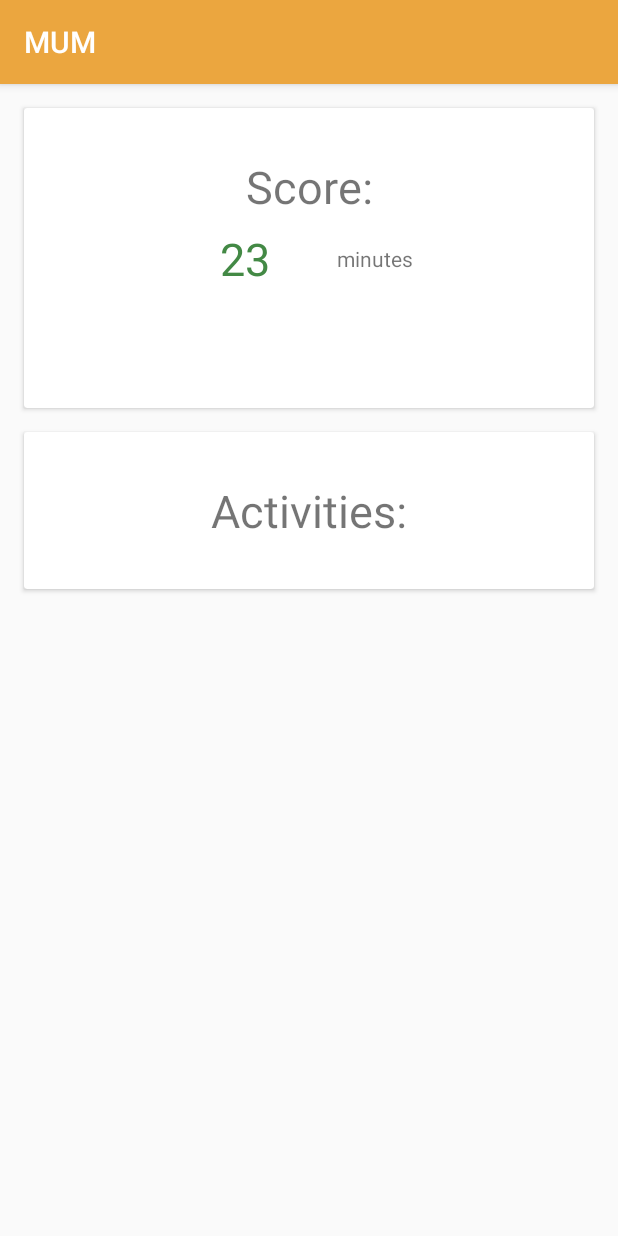
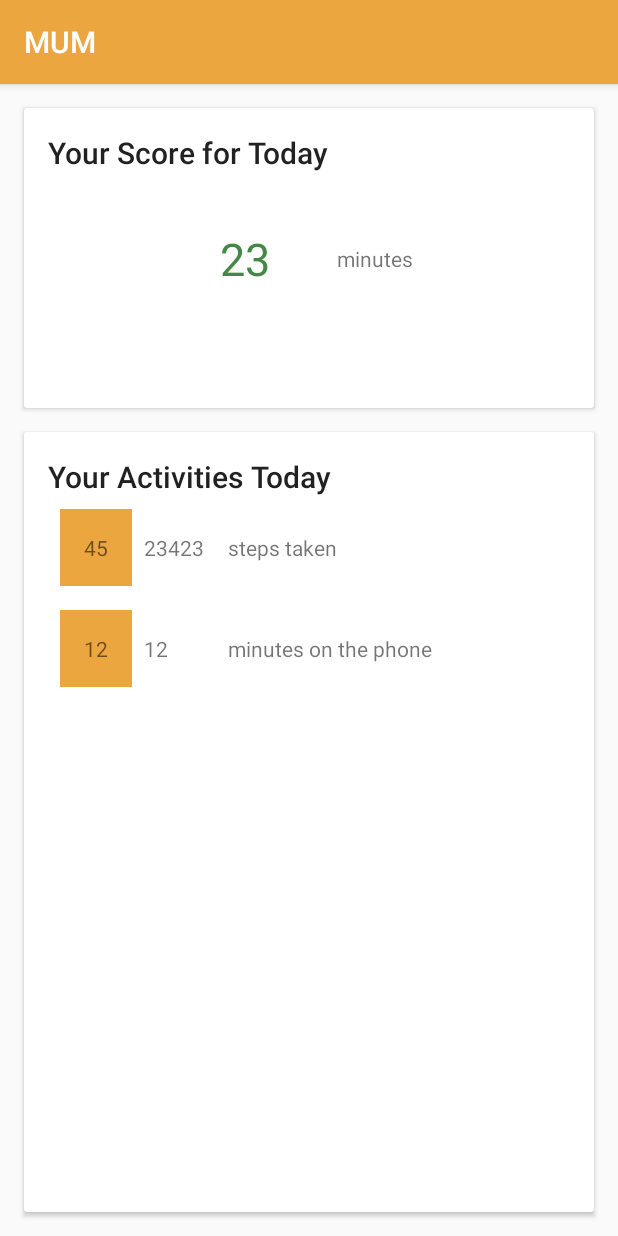
Before and after one commit to laojala/MUM, an Android app: the screen it shows after launch (MainActivity), on a phone screen of 412 x 824 dp. Run offline under Robolectric (Android 15) with nearby library versions, the phone set to English and light mode, and no system bars; libraries missing offline, so code that uses them is left out: com.aware; 6 statements that could not run were skipped.

Commit message:
Added list of today's (dummy) activities, adapted layout

```diff
--- a/app/build.gradle
+++ b/app/build.gradle
@@ -87,6 +87,7 @@ dependencies {
     implementation 'com.google.android.gms:play-services-fitness:16.0.1'
     implementation 'com.google.android.gms:play-services-auth:16.0.1'
     implementation 'com.google.firebase:firebase-core:16.0.9'
+    implementation 'com.android.support:recyclerview-v7:28.0.0'
 }
 
 apply plugin: 'com.google.gms.google-services'
--- a/app/src/main/java/com/example/mum/MainActivity.kt
+++ b/app/src/main/java/com/example/mum/MainActivity.kt
@@ -13,6 +13,10 @@ import com.example.mum.model.Provider
 import kotlinx.android.synthetic.main.activity_main.*
 import android.graphics.Color
 import android.net.Uri
+import android.support.v7.widget.LinearLayoutManager
+import android.support.v7.widget.RecyclerView
+import com.example.mum.model.DetailItem
+import com.example.mum.viewHelpers.DetailAdapter
 import com.google.android.gms.auth.api.signin.GoogleSignIn
 import com.google.android.gms.auth.api.signin.GoogleSignInAccount
 import com.google.android.gms.auth.api.signin.GoogleSignInOptions
@@ -95,6 +99,17 @@ class MainActivity : AppCompatActivity() {
 
         // Create the connection to the Fitness API
         handleGoogleSignIn()
+
+        // set up the list with the details for the current day
+        val dummyList = arrayOf(DetailItem("steps taken", 23423, 45), DetailItem("minutes on the phone", 12, 12))
+
+        val viewManager = LinearLayoutManager(this)
+        val viewAdapter = DetailAdapter(dummyList)
+
+        findViewById<RecyclerView>(R.id.detail_item_list).apply {
+            layoutManager = viewManager
+            adapter = viewAdapter
+        }
     }
 
     override fun onResume() {
--- /dev/null
+++ b/app/src/main/java/com/example/mum/model/DetailItem.kt
@@ -0,0 +1,4 @@
+package com.example.mum.model
+
+class DetailItem(val description: String, val value: Int, val score: Int) {
+}
--- /dev/null
+++ b/app/src/main/java/com/example/mum/viewHelpers/DetailAdapter.kt
@@ -0,0 +1,36 @@
+package com.example.mum.viewHelpers
+
+import android.support.v7.widget.RecyclerView
+import android.view.LayoutInflater
+import android.view.View
+import android.view.ViewGroup
+import android.widget.TextView
+import com.example.mum.R
+import com.example.mum.model.DetailItem
+import kotlinx.android.synthetic.main.detailed_activity_item.view.*
+
+class DetailAdapter(private val myDataset: Array<DetailItem>) : RecyclerView.Adapter<DetailAdapter.MyViewHolder>() {
+
+    class MyViewHolder(val view: View, val description: TextView, val value: TextView, val score: TextView) : RecyclerView.ViewHolder(view)
+
+    override fun onCreateViewHolder(p0: ViewGroup, p1: Int): MyViewHolder {
+        val layoutInflater = LayoutInflater.from(p0.context)
+        val container = layoutInflater.inflate(R.layout.detailed_activity_item, p0, false)
+
+        val description = container.findViewById<TextView>(R.id.activity_description)
+        val value = container.findViewById<TextView>(R.id.activity_value)
+        val score = container.findViewById<TextView>(R.id.activity_score)
+
+        return MyViewHolder(container, description, value, score)
+    }
+
+    override fun getItemCount(): Int {
+        return myDataset.size
+    }
+
+    override fun onBindViewHolder(p0: MyViewHolder, p1: Int) {
+        p0.description.text = myDataset[p1].description
+        p0.value.text = myDataset[p1].value.toString()
+        p0.score.text = myDataset[p1].score.toString()
+    }
+}
--- a/app/src/main/res/layout/activity_main.xml
+++ b/app/src/main/res/layout/activity_main.xml
@@ -5,7 +5,8 @@
                                              android:layout_height="match_parent">
     <ScrollView android:layout_width="match_parent" android:layout_height="match_parent"
                 app:layout_constraintBottom_toBottomOf="parent" app:layout_constraintStart_toStartOf="parent"
-                app:layout_constraintEnd_toEndOf="parent" app:layout_constraintTop_toTopOf="parent">
+                app:layout_constraintEnd_toEndOf="parent" app:layout_constraintTop_toTopOf="parent"
+                android:fillViewport="true">
         <android.support.constraint.ConstraintLayout android:layout_width="match_parent"
                                                      android:layout_height="wrap_content">
             <android.support.v7.widget.CardView
@@ -23,10 +24,9 @@
                             android:text="@string/score_title"
                             android:layout_width="wrap_content"
                             android:layout_height="35dp" android:id="@+id/score_title"
-                            app:layout_constraintEnd_toEndOf="parent" android:layout_marginEnd="16dp"
                             app:layout_constraintStart_toStartOf="parent" android:layout_marginStart="16dp"
-                            app:layout_constraintTop_toTopOf="parent" android:layout_marginTop="32dp"
-                            android:textSize="30sp"/>
+                            app:layout_constraintTop_toTopOf="parent" android:layout_marginTop="16dp"
+                            android:textAppearance="@style/TextAppearance.AppCompat.Widget.ActionBar.Title"/>
                     <TextView
                             android:text="10"
                             android:layout_width="wrap_content"
@@ -51,7 +51,7 @@
             </android.support.v7.widget.CardView>
             <android.support.v7.widget.CardView
                     android:layout_width="match_parent"
-                    android:layout_height="wrap_content" app:layout_constraintStart_toStartOf="parent"
+                    android:layout_height="0dp" app:layout_constraintStart_toStartOf="parent"
                     android:layout_marginStart="16dp" android:layout_marginEnd="16dp"
                     app:layout_constraintEnd_toEndOf="parent" app:layout_constraintBottom_toBottomOf="parent"
                     android:layout_marginBottom="16dp"
@@ -65,11 +65,17 @@
                             android:text="@string/activities_title"
                             android:layout_width="wrap_content"
                             android:layout_height="wrap_content" android:id="@+id/activities_title"
-                            app:layout_constraintEnd_toEndOf="parent" android:layout_marginEnd="16dp"
                             app:layout_constraintStart_toStartOf="parent" android:layout_marginStart="16dp"
-                            app:layout_constraintTop_toTopOf="parent" android:layout_marginTop="32dp"
-                            android:textSize="30sp" app:layout_constraintBottom_toBottomOf="parent"
-                            android:layout_marginBottom="32dp"/>
+                            app:layout_constraintTop_toTopOf="parent" android:layout_marginTop="16dp"
+                            android:textAppearance="@style/TextAppearance.AppCompat.Title"
+                    />
+                    <android.support.v7.widget.RecyclerView
+                            android:layout_width="match_parent"
+                            android:layout_height="wrap_content" app:layout_constraintEnd_toEndOf="parent"
+                            android:layout_marginEnd="16dp" app:layout_constraintStart_toStartOf="parent"
+                            android:layout_marginStart="16dp"
+                            app:layout_constraintTop_toBottomOf="@+id/activities_title"
+                            android:id="@+id/detail_item_list"/>
                 </android.support.constraint.ConstraintLayout>
             </android.support.v7.widget.CardView>
         </android.support.constraint.ConstraintLayout>
--- /dev/null
+++ b/app/src/main/res/layout/detailed_activity_item.xml
@@ -0,0 +1,32 @@
+<?xml version="1.0" encoding="utf-8"?>
+<android.support.constraint.ConstraintLayout xmlns:android="http://schemas.android.com/apk/res/android"
+                                             xmlns:app="http://schemas.android.com/apk/res-auto"
+                                             xmlns:tools="http://schemas.android.com/tools" android:layout_width="match_parent"
+                                             android:layout_height="wrap_content">
+
+    <TextView
+            android:text="TextView"
+            android:layout_width="48dp"
+            android:layout_height="wrap_content" android:id="@+id/activity_score"
+            app:layout_constraintStart_toStartOf="parent"
+            app:layout_constraintTop_toTopOf="parent"
+            app:layout_constraintBottom_toBottomOf="parent"
+            android:background="@color/colorPrimary" android:padding="16dp" android:layout_marginTop="8dp"
+            android:layout_marginStart="8dp" android:layout_marginBottom="8dp" android:textAlignment="center"/>
+    <TextView
+            android:text="TextView"
+            android:layout_width="64dp"
+            android:layout_height="wrap_content" android:id="@+id/activity_value"
+            app:layout_constraintTop_toTopOf="parent" android:layout_marginTop="16dp"
+            android:layout_marginBottom="16dp" app:layout_constraintBottom_toBottomOf="parent"
+            app:layout_constraintStart_toEndOf="@+id/activity_score"
+            android:paddingStart="8dp"/>
+    <TextView
+            android:text="TextView"
+            android:layout_width="wrap_content"
+            android:layout_height="wrap_content" android:id="@+id/activity_description"
+            app:layout_constraintTop_toTopOf="parent" android:layout_marginTop="16dp"
+            android:layout_marginBottom="16dp" app:layout_constraintBottom_toBottomOf="parent"
+            app:layout_constraintStart_toEndOf="@+id/activity_value"
+            tools:layout_editor_absoluteX="16dp"/>
+</android.support.constraint.ConstraintLayout>
--- a/app/src/main/res/values/strings.xml
+++ b/app/src/main/res/values/strings.xml
@@ -1,8 +1,8 @@
 <resources>
     <string name="app_name">MUM</string>
     <string name="provider_label">MUM app data</string>
-    <string name="score_title">Score:</string>
-    <string name="activities_title">Activities:</string>
+    <string name="score_title">Your Score for Today</string>
+    <string name="activities_title">Your Activities Today</string>
     <string name="minutes_title">minutes</string>
     <string name="step_counter_description">steps</string>
 </resources>
```
